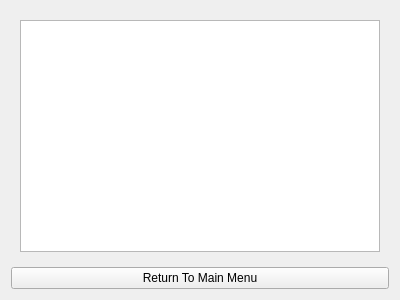
The window that src/game/gamewidget.ui (VKuzia/cat-circus) describes before a commit, drawn with Qt 5.
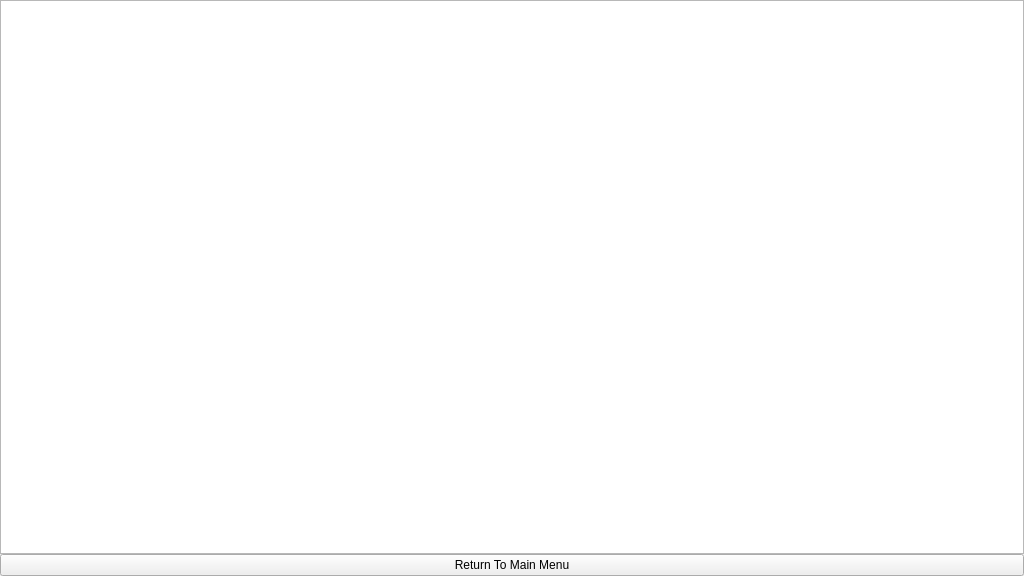
The same window after the commit. Custom widgets are drawn as their Qt base class.

Diff of the .ui file:
```diff
--- a/src/game/gamewidget.ui
+++ b/src/game/gamewidget.ui
@@ -6,8 +6,8 @@
    <rect>
     <x>0</x>
     <y>0</y>
-    <width>400</width>
-    <height>300</height>
+    <width>1024</width>
+    <height>576</height>
    </rect>
   </property>
   <property name="sizePolicy">
@@ -20,12 +20,55 @@
    <string>Form</string>
   </property>
   <layout class="QVBoxLayout" name="verticalLayout">
+   <property name="spacing">
+    <number>0</number>
+   </property>
+   <property name="leftMargin">
+    <number>0</number>
+   </property>
+   <property name="topMargin">
+    <number>0</number>
+   </property>
+   <property name="rightMargin">
+    <number>0</number>
+   </property>
+   <property name="bottomMargin">
+    <number>0</number>
+   </property>
    <item>
     <widget class="QStackedWidget" name="_stacked_widget">
      <widget class="QWidget" name="_game_page">
       <layout class="QVBoxLayout" name="verticalLayout_2">
+       <property name="spacing">
+        <number>0</number>
+       </property>
+       <property name="leftMargin">
+        <number>0</number>
+       </property>
+       <property name="topMargin">
+        <number>0</number>
+       </property>
+       <property name="rightMargin">
+        <number>0</number>
+       </property>
+       <property name="bottomMargin">
+        <number>0</number>
+       </property>
        <item>
-        <widget class="QGraphicsView" name="_graphics_view"/>
+        <widget class="QGraphicsView" name="_graphics_view">
+         <property name="lineWidth">
+          <number>2</number>
+         </property>
+         <property name="verticalScrollBarPolicy">
+          <enum>Qt::ScrollBarAlwaysOff</enum>
+         </property>
+         <property name="horizontalScrollBarPolicy">
+          <enum>Qt::ScrollBarAlwaysOff</enum>
+         </property>
+         <property name="sizeAdjustPolicy">
+          <enum>QAbstractScrollArea::AdjustToContentsOnFirstShow</enum>
+         </property>
+        </widget>
        </item>
       </layout>
      </widget>
```
